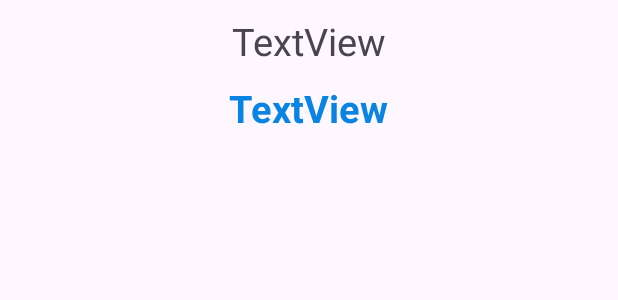
After one commit to oniqy/Pmsmes, an Android app: the layout item_gridview_report.xml on its own in the app's theme, with its tools: preview values and no code run, on a phone screen of 412 x 824 dp. The commit adds this screen. Shown: the top 300 px of the screen. Run offline under Robolectric (Android 15) with nearby library versions, the phone set to English and light mode, and no system bars.

Commit message:
thêm reload activity , trang report thêm vài tt cơ bản (chưa vẽ biểu đồ se tiep tuc làm)

```diff
--- a/app/build.gradle
+++ b/app/build.gradle
@@ -35,7 +35,6 @@ dependencies {
     implementation 'com.squareup.retrofit2:converter-gson:2.9.0'
     implementation 'com.squareup.okhttp3:logging-interceptor:5.0.0-alpha.11'
     implementation 'com.github.PhilJay:MPAndroidChart:v3.1.0'
-
     implementation 'androidx.appcompat:appcompat:1.6.1'
     implementation 'com.google.android.material:material:1.10.0'
     implementation 'androidx.constraintlayout:constraintlayout:2.1.4'
--- a/app/src/main/java/com/example/pmsmes/Adapter/AdapterStage.java
+++ b/app/src/main/java/com/example/pmsmes/Adapter/AdapterStage.java
@@ -227,13 +227,13 @@ public class AdapterStage extends RecyclerView.Adapter<AdapterStage.MyViewHolder
 
         adapterTask = new AdapterTask(sortTaskList,position+1);
         adapterTask.setOnTaskItemClickListener(this);
-        adapterTask.notifyDataSetChanged();
         //Move Item Task
         ItemTouchHelper.Callback callback =
                 new ItemMoveTask(adapterTask);
         ItemTouchHelper touchHelper = new ItemTouchHelper(callback);
         touchHelper.attachToRecyclerView(holder.recyclerViewTasks);
         holder.recyclerViewTasks.setAdapter(adapterTask);
+        adapterTask.notifyDataSetChanged();
         holder.edt_newTask.setText("");
     }
     @SuppressLint("ResourceType")
--- a/app/src/main/res/layout/activity_project_workspace2.xml
+++ b/app/src/main/res/layout/activity_project_workspace2.xml
@@ -1,4 +1,5 @@
 <?xml version="1.0" encoding="utf-8"?>
+
 <androidx.swiperefreshlayout.widget.SwipeRefreshLayout
     android:id="@+id/swipe_refresh"
     android:layout_width="match_parent"
--- /dev/null
+++ b/app/src/main/res/layout/item_gridview_report.xml
@@ -0,0 +1,39 @@
+<?xml version="1.0" encoding="utf-8"?>
+
+
+    <androidx.constraintlayout.widget.ConstraintLayout
+        xmlns:android="http://schemas.android.com/apk/res/android"
+        xmlns:app="http://schemas.android.com/apk/res-auto"
+        xmlns:tools="http://schemas.android.com/tools"
+        android:layout_width="match_parent"
+        android:layout_height="match_parent">
+
+    <TextView
+        android:id="@+id/tv_info"
+        android:layout_width="wrap_content"
+        android:layout_height="wrap_content"
+        android:layout_marginTop="10dp"
+        android:text="TextView"
+        android:textAlignment="center"
+        android:textSize="25dp"
+        app:layout_constraintEnd_toEndOf="parent"
+        app:layout_constraintStart_toStartOf="parent"
+        app:layout_constraintTop_toTopOf="parent"
+        tools:ignore="MissingConstraints" />
+
+    <TextView
+        android:id="@+id/tv_count"
+        android:layout_width="wrap_content"
+        android:layout_height="wrap_content"
+        android:layout_below="@+id/tv_info"
+        android:layout_marginTop="10dp"
+        android:layout_toRightOf="@id/tv_info"
+        android:text="TextView"
+        android:textStyle="bold"
+        android:textColor="#0984E3"
+        android:textSize="25dp"
+        app:layout_constraintEnd_toEndOf="parent"
+        app:layout_constraintStart_toStartOf="parent"
+        app:layout_constraintTop_toBottomOf="@+id/tv_info"
+        tools:ignore="MissingConstraints" />
+    </androidx.constraintlayout.widget.ConstraintLayout>
--- a/app/src/main/res/menu/menu_workspace_project.xml
+++ b/app/src/main/res/menu/menu_workspace_project.xml
@@ -14,4 +14,10 @@
         app:showAsAction="never"
         android:icon="@drawable/baseline_add_card_24"
          />
+    <item
+        android:id="@+id/menu_item_dashboard"
+        android:title="Dashboard"
+        app:showAsAction="never"
+        android:icon="@drawable/baseline_add_card_24"
+        />
 </menu>
--- a/build.gradle
+++ b/build.gradle
@@ -1,4 +1,5 @@
 // Top-level build file where you can add configuration options common to all sub-projects/modules.
+
 plugins {
     id 'com.android.application' version '8.0.1' apply false
     id 'com.android.library' version '8.0.1' apply false
--- a/settings.gradle
+++ b/settings.gradle
@@ -8,8 +8,9 @@ pluginManagement {
 dependencyResolutionManagement {
     repositoriesMode.set(RepositoriesMode.FAIL_ON_PROJECT_REPOS)
     repositories {
+        maven { url 'https://jitpack.io' }
         google()
-        mavenCentral()
+        jcenter()
     }
 }
 rootProject.name = "Pmsmes"
```
Also changed, not shown: app/src/main/java/com/example/pmsmes/Adapter/AdapterReport.java (added, +72 -0 lines), app/src/main/java/com/example/pmsmes/Controller/ProjectWorkspaceActivity.java (+10 -1 lines), app/src/main/java/com/example/pmsmes/Controller/Project_Report.java (+117 -0 lines), app/src/main/java/com/example/pmsmes/ItemAdapter/Item_Report.java (added, +31 -0 lines), app/src/main/res/layout/activity_project_report.xml (+46 -1 lines).
